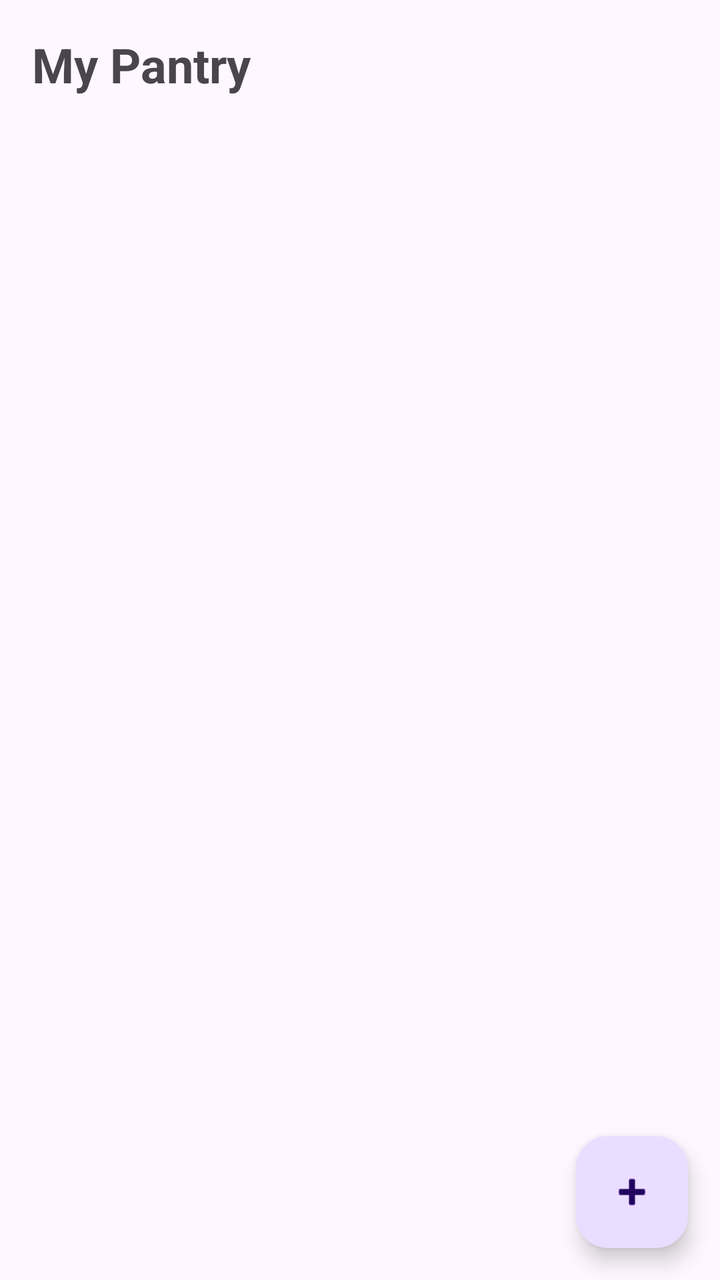
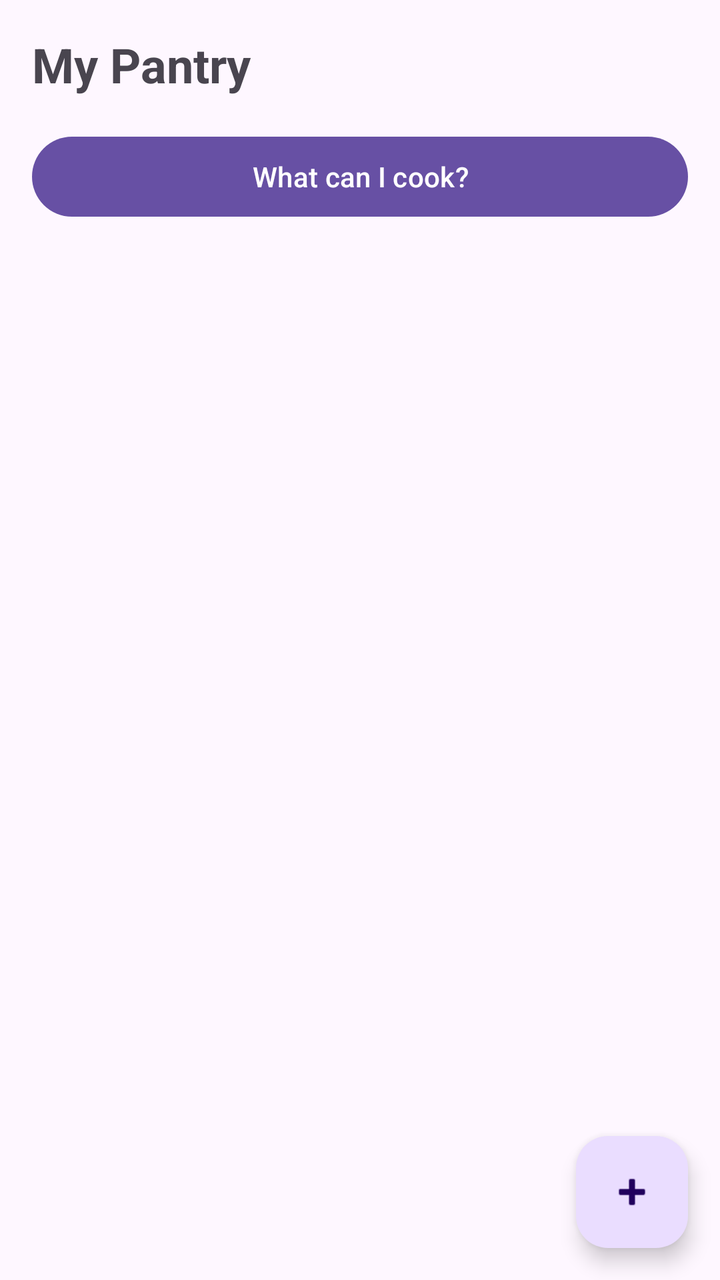

Two renders of the same Android screen: before a commit and after it. Below are the layout's source before the change and the commit's diff.
<!-- AndroidManifest.xml: application theme Theme.SmartPantry -->
<!-- res/layout/activity_main.xml -->
<?xml version="1.0" encoding="utf-8"?>
<androidx.constraintlayout.widget.ConstraintLayout
    xmlns:android="http://schemas.android.com/apk/res/android"
    xmlns:app="http://schemas.android.com/apk/res-auto"
    android:id="@+id/main"
    android:layout_width="match_parent"
    android:layout_height="match_parent">

    <TextView
        android:id="@+id/txtTitle"
        android:layout_width="0dp"
        android:layout_height="wrap_content"
        android:padding="16dp"
        android:text="My Pantry"
        android:textSize="24sp"
        android:textStyle="bold"
        app:layout_constraintTop_toTopOf="parent"
        app:layout_constraintStart_toStartOf="parent"
        app:layout_constraintEnd_toEndOf="parent" />

    <androidx.recyclerview.widget.RecyclerView
        android:id="@+id/recyclerPantry"
        android:layout_width="0dp"
        android:layout_height="0dp"
        app:layout_constraintTop_toBottomOf="@id/txtTitle"
        app:layout_constraintBottom_toBottomOf="parent"
        app:layout_constraintStart_toStartOf="parent"
        app:layout_constraintEnd_toEndOf="parent" />

    
    <TextView
        android:id="@+id/txtEmpty"
        android:layout_width="wrap_content"
        android:layout_height="wrap_content"
        android:text="Your pantry is empty - tap + to add ingredients"
        android:visibility="gone"
        app:layout_constraintTop_toTopOf="parent"
        app:layout_constraintBottom_toBottomOf="parent"
        app:layout_constraintStart_toStartOf="parent"
        app:layout_constraintEnd_toEndOf="parent" />

    <com.google.android.material.floatingactionbutton.FloatingActionButton
        android:id="@+id/fabAdd"
        android:layout_width="wrap_content"
        android:layout_height="wrap_content"
        android:layout_margin="16dp"
        android:contentDescription="Add ingredient"
        android:src="@android:drawable/ic_input_add"
        app:layout_constraintBottom_toBottomOf="parent"
        app:layout_constraintEnd_toEndOf="parent" />
</androidx.constraintlayout.widget.ConstraintLayout>
<!-- resources referenced by this layout -->
<resources>
  <style name="Theme.SmartPantry" parent="Base.Theme.SmartPantry" />
  <style name="Base.Theme.SmartPantry" parent="Theme.Material3.DayNight.NoActionBar">
          
          
      </style>
</resources>

<!-- the commit's change to res/layout/activity_main.xml (unified diff, before → after) -->
@@ -17,12 +17,22 @@
         app:layout_constraintTop_toTopOf="parent"
         app:layout_constraintStart_toStartOf="parent"
         app:layout_constraintEnd_toEndOf="parent" />
+    <Button
+        android:id="@+id/btnSuggest"
+        android:layout_width="0dp"
+        android:layout_height="wrap_content"
+        android:layout_marginStart="16dp"
+        android:layout_marginEnd="16dp"
+        android:text="What can I cook?"
+        app:layout_constraintTop_toBottomOf="@id/txtTitle"
+        app:layout_constraintStart_toStartOf="parent"
+        app:layout_constraintEnd_toEndOf="parent" />
 
     <androidx.recyclerview.widget.RecyclerView
         android:id="@+id/recyclerPantry"
         android:layout_width="0dp"
         android:layout_height="0dp"
-        app:layout_constraintTop_toBottomOf="@id/txtTitle"
+        app:layout_constraintTop_toBottomOf="@id/btnSuggest"
         app:layout_constraintBottom_toBottomOf="parent"
         app:layout_constraintStart_toStartOf="parent"
         app:layout_constraintEnd_toEndOf="parent" />
